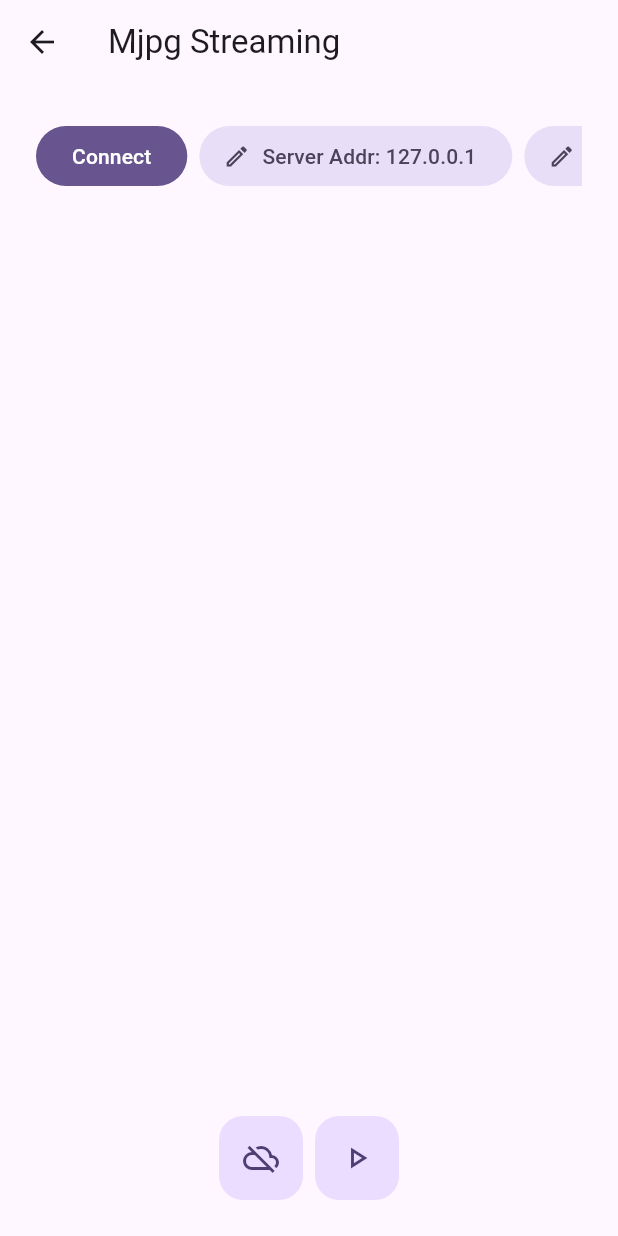
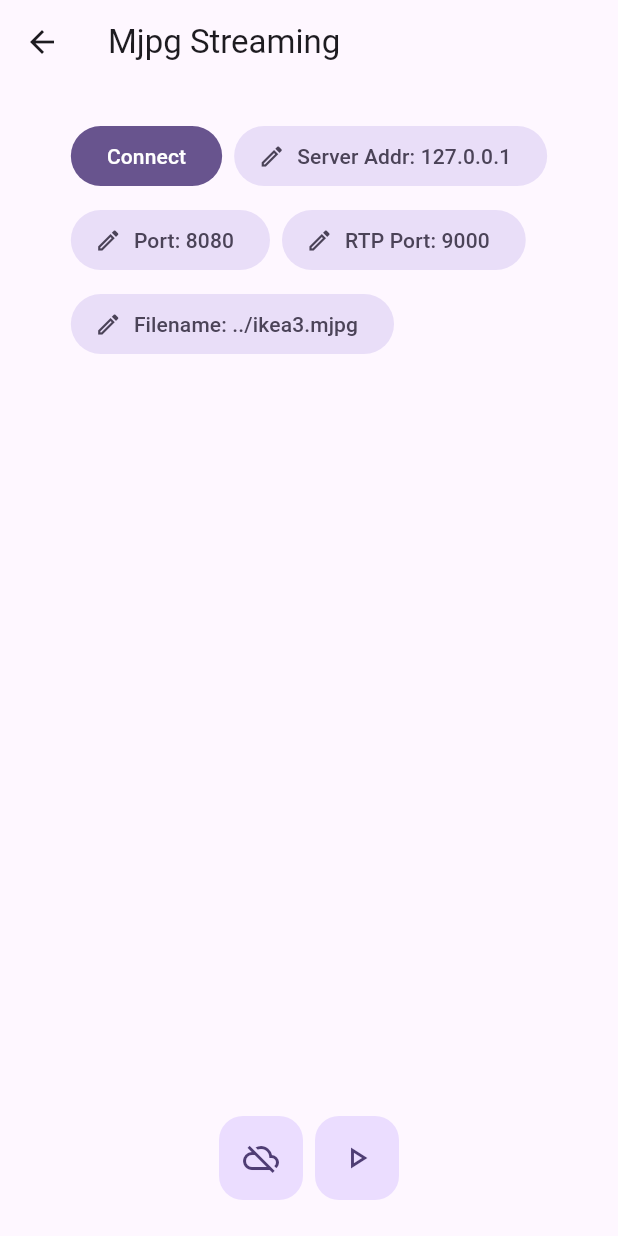
Before and after one commit to ljcucc/computer-network-final-homework-2024, a Flutter app: the MjpgStreamingPage screen opened directly, on a phone screen of 412 x 824 dp. Run offline on Flutter 3.47's test engine with Material 3 defaults, Android fonts, the light colour scheme and no system bars; our stand-ins replace gap.

Commit message:
using wrap to layout the config buttons

```diff
--- a/client/app/lib/widgets/connection_config/connection_config.dart
+++ b/client/app/lib/widgets/connection_config/connection_config.dart
@@ -42,9 +42,9 @@ class _ConnectionConfigWidgetState extends State<ConnectionConfigWidget> {
 
   @override
   Widget build(BuildContext context) {
-    return SingleChildScrollView(
-      scrollDirection: Axis.horizontal,
-      child: Row(
+    return Wrap(
+      spacing: 8,
+      runSpacing: 8,
       children: [
         FilledButton(
           onPressed: () {
@@ -60,7 +60,6 @@ class _ConnectionConfigWidgetState extends State<ConnectionConfigWidget> {
           },
           child: Text("Connect"),
         ),
-          Gap(8),
         FilledButton.tonalIcon(
           icon: Icon(Icons.edit_outlined),
           onPressed: () {
@@ -68,7 +67,6 @@ class _ConnectionConfigWidgetState extends State<ConnectionConfigWidget> {
           },
           label: Text("Server Addr: ${serverAddr.text}"),
         ),
-          Gap(8),
         FilledButton.tonalIcon(
           icon: Icon(Icons.edit_outlined),
           onPressed: () {
@@ -76,7 +74,6 @@ class _ConnectionConfigWidgetState extends State<ConnectionConfigWidget> {
           },
           label: Text("Port: ${port.text}"),
         ),
-          Gap(8),
         FilledButton.tonalIcon(
           icon: Icon(Icons.edit_outlined),
           onPressed: () {
@@ -84,7 +81,6 @@ class _ConnectionConfigWidgetState extends State<ConnectionConfigWidget> {
           },
           label: Text("RTP Port: ${rtpPort.text}"),
         ),
-          Gap(8),
         FilledButton.tonalIcon(
           icon: Icon(Icons.edit_outlined),
           onPressed: () {
@@ -93,7 +89,6 @@ class _ConnectionConfigWidgetState extends State<ConnectionConfigWidget> {
           label: Text("Filename: ${filename.text}"),
         ),
       ],
-      ),
     );
   }
 }
```
Lines whose indentation alone changed are shown as unchanged.
